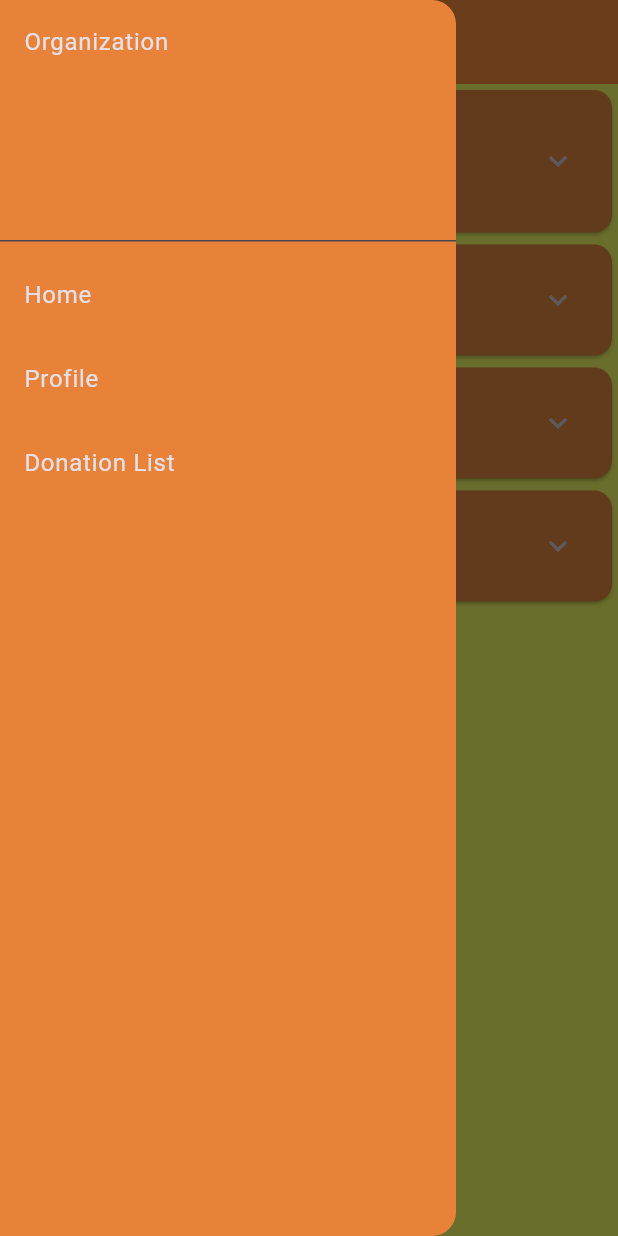
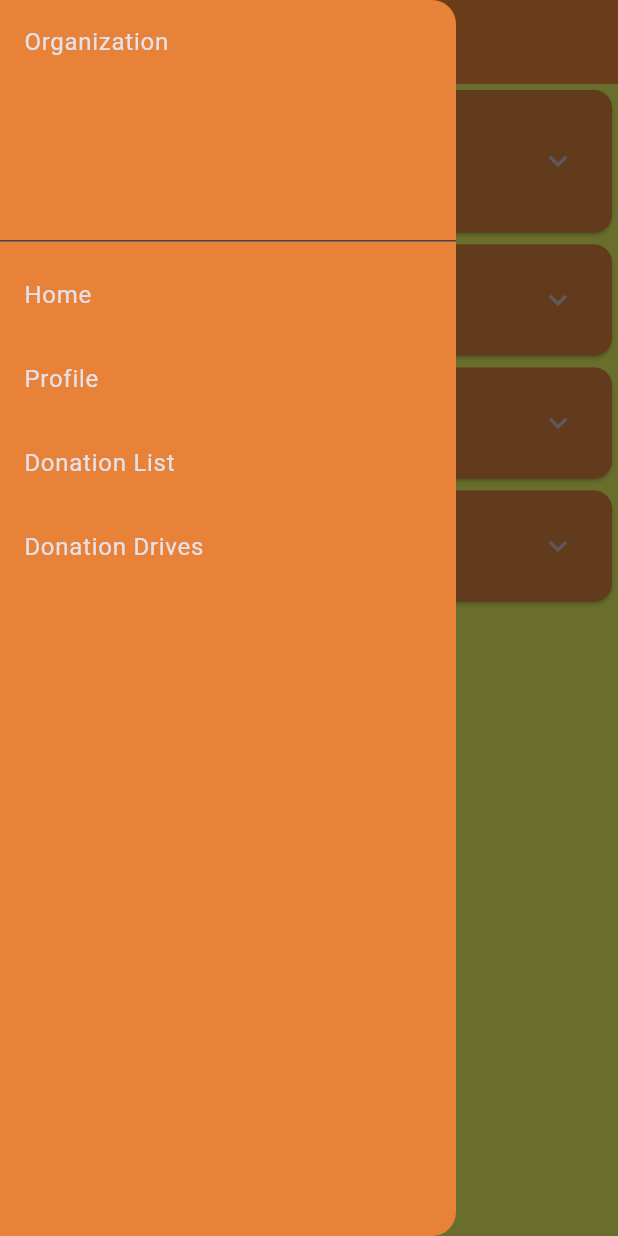
Before and after one commit to ArlJethroMaranan/cmsc-23-project-group4, a Flutter app: the DonationList screen opened directly, with the side drawer open, on a phone screen of 412 x 824 dp. Run offline on Flutter 3.47's test engine with Material 3 defaults, Android fonts, the phone set to English and light mode, and no system bars.

Commit message:
fixed UI on phone to do portability

```diff
--- a/cmsc_23_proj/lib/screens/users_view/org_view/drawer.dart
+++ b/cmsc_23_proj/lib/screens/users_view/org_view/drawer.dart
@@ -36,6 +36,13 @@ class _DrawerWidgetState extends State<DrawerWidget> {
             },
             title: const Text('Donation List'),
           ),
+          ListTile(
+            onTap: () {
+              Navigator.pop(context); // pop current
+              Navigator.pushNamed(context, '/driveOrg'); // push new route
+            },
+            title: const Text('Donation Drives'),
+          ),
         ],
       ),
     );
--- a/cmsc_23_proj/lib/screens/users_view/org_view/org_donoList.dart
+++ b/cmsc_23_proj/lib/screens/users_view/org_view/org_donoList.dart
@@ -60,6 +60,15 @@ class _DonationListState extends State<DonationList> {
                     ),
                   ),
                 ),
+                Padding(
+                  padding: const EdgeInsets.all(16),
+                  child: Image.asset(
+                    "assets/donation2.png",
+                    width: 400,
+                    height: 250,
+                    fit: BoxFit.cover,
+                  ),
+                )
               ],
             ),
           );
--- a/cmsc_23_proj/lib/screens/users_view/org_view/org_main.dart
+++ b/cmsc_23_proj/lib/screens/users_view/org_view/org_main.dart
@@ -1,4 +1,5 @@
 import 'package:cmsc_23_proj/screens/not_found.dart';
+import 'package:cmsc_23_proj/screens/users_view/org_view/org_donoDrive.dart';
 import 'package:cmsc_23_proj/screens/users_view/org_view/org_donoList.dart';
 import 'package:cmsc_23_proj/screens/users_view/org_view/org_home.dart';
 import 'package:cmsc_23_proj/screens/users_view/org_view/org_profile.dart';
@@ -29,6 +30,8 @@ class _OrgMainState extends State<OrgMain> {
         } else if(settings.name == '/profileOrg'){ // route for friends page which has a map parameter that will be from formpage
           //var args = setting.arguments as Map<String,String>? ?? {};
           return MaterialPageRoute(builder: (context) => const ProfileOrg());
+        } else if(settings.name == '/driveOrg') {
+          return MaterialPageRoute(builder: (context) => const DonationDrive());
         } else {
           return MaterialPageRoute(builder: (context) => const NotFound());
         }
```
Also changed, not shown: cmsc_23_proj/lib/screens/users_view/org_view/org_donoDrive.dart (added, +23 -0 lines), cmsc_23_proj/lib/screens/users_view/org_view/org_home.dart (+9 -16 lines), 1 other file.
